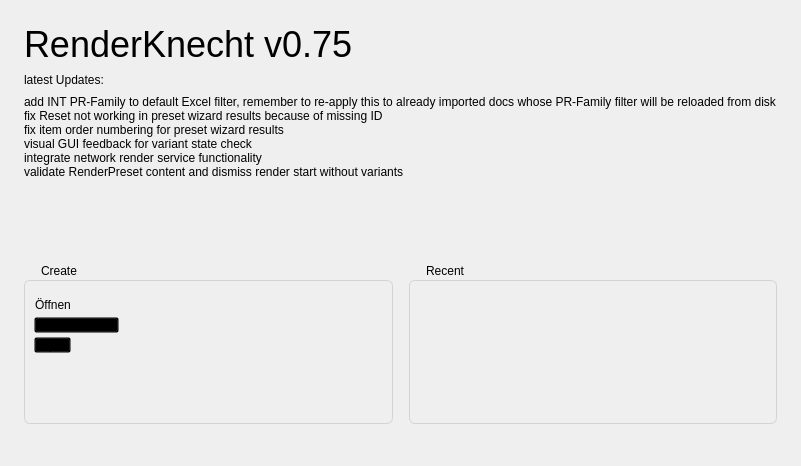
First picture: the form in ui/knecht_welcome.ui, repository tappi287/RenderKnecht2, before the edit.
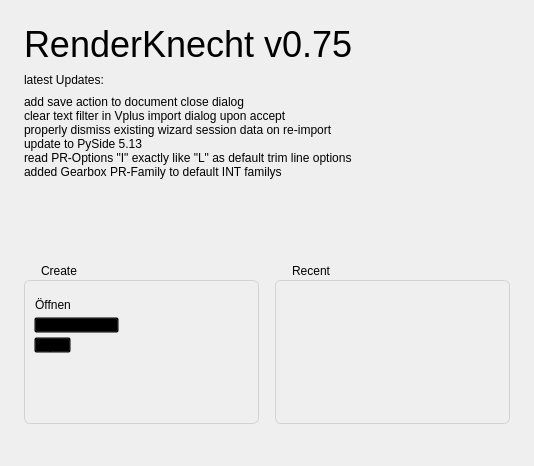
Second picture: the form after the edit. Icons and pictures are not drawn.

Commit message: add save option to document close dialog clear filtering in vplus import upon accept reset wizard available pr-option/packages model trees on session reset read PR-options "I" as default like "L" add Gearbox PR-Family to default INT update to PySide 5.13

```diff
--- a/ui/knecht_welcome.ui
+++ b/ui/knecht_welcome.ui
@@ -111,12 +111,12 @@
      <item>
       <widget class="QLabel" name="news">
        <property name="text">
-        <string>add INT PR-Family to default Excel filter, remember to re-apply this to already imported docs whose PR-Family filter will be reloaded from disk&lt;br&gt;
-fix Reset not working in preset wizard results because of missing ID&lt;br&gt;
-fix item order numbering for preset wizard results&lt;br&gt;
-visual GUI feedback for variant state check&lt;br&gt;
-integrate network render service functionality&lt;br&gt;
-validate RenderPreset content and dismiss render start without variants&lt;br&gt;</string>
+        <string>add save action to document close dialog&lt;br&gt;
+clear text filter in Vplus import dialog upon accept&lt;br&gt;
+properly dismiss existing wizard session data on re-import&lt;br&gt;
+update to PySide 5.13&lt;br&gt;
+read PR-Options &quot;I&quot; exactly like &quot;L&quot; as default trim line options&lt;br&gt;
+added Gearbox PR-Family to default INT familys&lt;br&gt;</string>
        </property>
       </widget>
      </item>
```
The commit also changes 15 other files.
